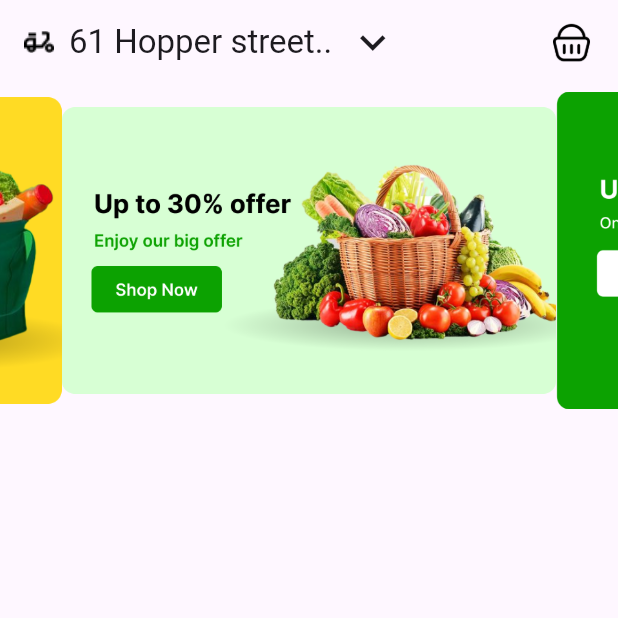
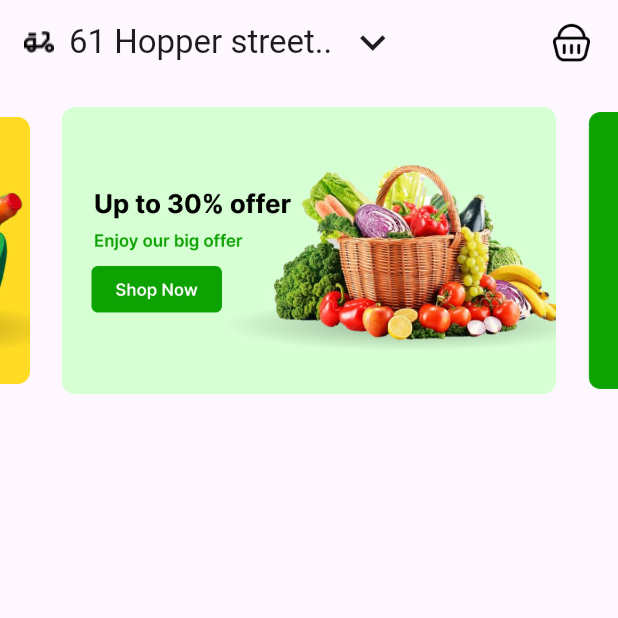
Before and after one commit to mO7MeD11/fruit_store_app, a Flutter app: the screen it shows after launch, on a phone screen of 412 x 824 dp, the top half of it. Run offline on Flutter 3.47's test engine with Material 3 defaults, Android fonts, the phone set to English and light mode, and no system bars; drawn by our look-alikes of carousel_slider.

Commit message:
Refactor home body

```diff
--- a/lib/home/home_body.dart
+++ b/lib/home/home_body.dart
@@ -17,24 +17,7 @@ class _HomeBodyState extends State<HomeBody> {
 
   @override
   Widget build(BuildContext context) {
-    return Scaffold(
-      appBar: AppBar(
-        leading: SizedBox.shrink(),
-        leadingWidth: 0,
-        title: Row(
-          children: [
-            Image.asset('assets/image/Vector (1).png'),
-            SizedBox(width: 10),
-
-            Text('61 Hopper street..'),
-            SizedBox(width: 10),
-            Icon(Icons.keyboard_arrow_down, size: 34),
-            Spacer(),
-            Image.asset('assets/image/Icons.png', width: 30, height: 30),
-          ],
-        ),
-      ),
-      body: Column(
+    return Column(
       children: [
         CarouselSlider.builder(
           itemCount: property.length,
@@ -46,10 +29,11 @@ class _HomeBodyState extends State<HomeBody> {
             aspectRatio: 1,
             autoPlay: true,
             autoPlayAnimationDuration: Duration(milliseconds: 800),
+            enlargeCenterPage: true,
+            autoPlayCurve: Curves.fastOutSlowIn,
           ),
         ),
       ],
-      ),
     );
   }
 }
--- a/lib/home/home_view.dart
+++ b/lib/home/home_view.dart
@@ -8,6 +8,25 @@ class Home extends StatelessWidget {
 
   @override
   Widget build(BuildContext context) {
-    return Scaffold(body: HomeBody());
+    return Scaffold(
+      appBar: AppBar(
+        leading: SizedBox.shrink(),
+        leadingWidth: 0,
+        title: Row(
+          children: [
+            Image.asset('assets/image/Vector (1).png'),
+            SizedBox(width: 10),
+
+            Text('61 Hopper street..'),
+            SizedBox(width: 10),
+            Icon(Icons.keyboard_arrow_down, size: 34),
+            Spacer(),
+            Image.asset('assets/image/Icons.png', width: 30, height: 30),
+          ],
+        ),
+      ),
+
+      body: HomeBody(),
+    );
   }
 }
```
Lines whose indentation alone changed are shown as unchanged.
